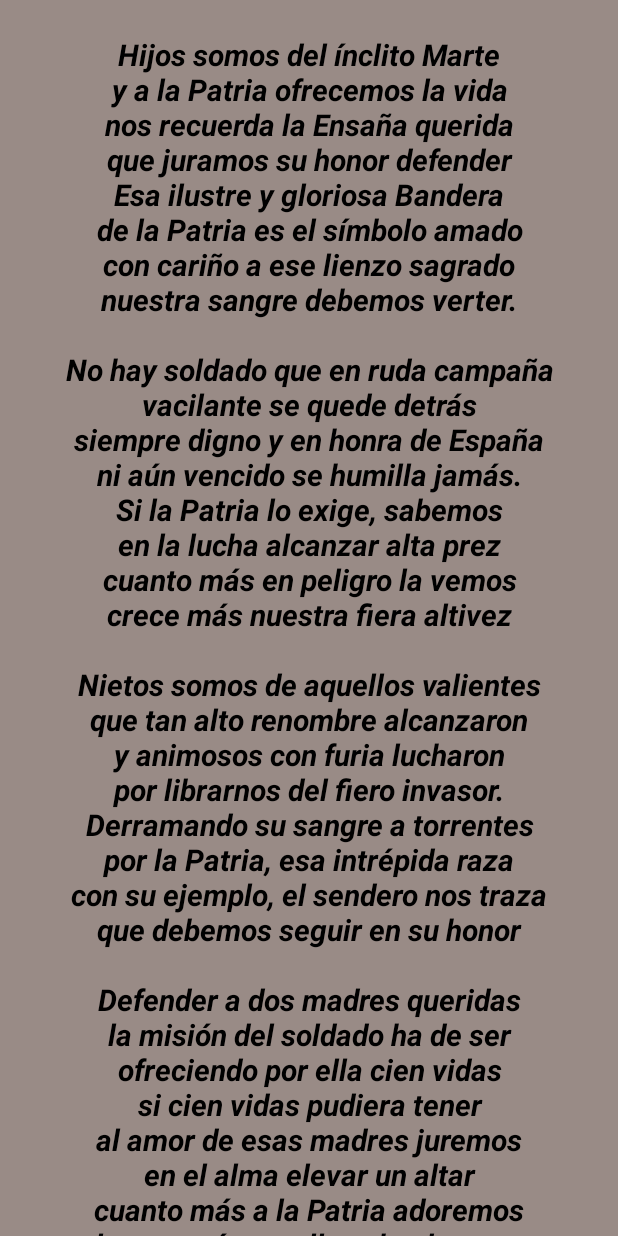
After one commit to NuwandaCreations/RegimientoInmemorialRey, an Android app built with Jetpack Compose: the composable AnthemScreen shown on its own in the app's theme, on a phone screen of 412 x 824 dp. The commit adds this screen. Run offline under Robolectric (Android 15) with nearby library versions, the phone set to English and light mode, and no system bars; our stand-ins replace Voyager; 1 statement that could not run was skipped.

Commit message:
MVVM implemented

```diff
--- a/composeApp/src/androidMain/AndroidManifest.xml
+++ b/composeApp/src/androidMain/AndroidManifest.xml
@@ -1,5 +1,6 @@
 <?xml version="1.0" encoding="utf-8"?>
 <manifest xmlns:android="http://schemas.android.com/apk/res/android">
+    <uses-permission android:name="android.permission.INTERNET"/>
 
     <application
         android:allowBackup="true"
--- a/composeApp/src/androidMain/kotlin/com/nuwandacreations/regimientoinmemorialreykmp/MainActivity.kt
+++ b/composeApp/src/androidMain/kotlin/com/nuwandacreations/regimientoinmemorialreykmp/MainActivity.kt
@@ -1,6 +1,6 @@
 package com.nuwandacreations.regimientoinmemorialreykmp
 
-import App
+import ui.App
 import android.os.Bundle
 import androidx.activity.ComponentActivity
 import androidx.activity.compose.setContent
--- /dev/null
+++ b/composeApp/src/commonMain/kotlin/core/UIInterface.kt
@@ -0,0 +1,14 @@
+package core
+
+import androidx.compose.foundation.layout.Spacer
+import androidx.compose.foundation.layout.height
+import androidx.compose.runtime.Composable
+import androidx.compose.ui.Modifier
+import androidx.compose.ui.unit.dp
+
+interface UIInterface {
+    @Composable
+    fun Spacer(size: Int) {
+        Spacer(Modifier.height(size.dp))
+    }
+}
--- /dev/null
+++ b/composeApp/src/commonMain/kotlin/data/repository.kt
@@ -0,0 +1,4 @@
+package data
+
+class repository {
+}
--- /dev/null
+++ b/composeApp/src/commonMain/kotlin/domain/useCases/GetDutiesUseCase.kt
@@ -0,0 +1,4 @@
+package domain.useCases
+
+class GetDutiesUseCase {
+}
--- a/composeApp/src/commonMain/kotlin/App.kt
+++ b/composeApp/src/commonMain/kotlin/ui/App.kt
@@ -1,9 +1,11 @@
+package ui
+
 import androidx.compose.material.MaterialTheme
 import androidx.compose.runtime.*
 import cafe.adriel.voyager.navigator.Navigator
 import cafe.adriel.voyager.transitions.FadeTransition
 import org.jetbrains.compose.ui.tooling.preview.Preview
-import screens.home.HomeScreen
+import ui.screens.home.HomeScreen
 
 @Composable
 @Preview
--- /dev/null
+++ b/composeApp/src/commonMain/kotlin/ui/screens/anthem/AnthemScreen.kt
@@ -0,0 +1,81 @@
+package ui.screens.anthem
+
+import androidx.compose.foundation.background
+import androidx.compose.foundation.layout.Column
+import androidx.compose.foundation.layout.fillMaxSize
+import androidx.compose.foundation.rememberScrollState
+import androidx.compose.foundation.verticalScroll
+import androidx.compose.material.Text
+import androidx.compose.runtime.Composable
+import androidx.compose.ui.Alignment
+import androidx.compose.ui.Modifier
+import androidx.compose.ui.graphics.Color
+import androidx.compose.ui.text.font.FontStyle
+import androidx.compose.ui.text.font.FontWeight
+import androidx.compose.ui.text.style.TextAlign
+import androidx.compose.ui.unit.sp
+import cafe.adriel.voyager.core.screen.Screen
+import core.UIInterface
+
+class AnthemScreen : Screen, UIInterface {
+    @Composable
+    override fun Content() {
+        Column (
+            Modifier.fillMaxSize().background(Color(0xFF998B86)).verticalScroll(rememberScrollState()),
+            horizontalAlignment = Alignment.CenterHorizontally,
+        ) {
+            Spacer(25)
+            Text(
+                "Hijos somos del ínclito Marte\n" +
+                        "y a la Patria ofrecemos la vida\n" +
+                        "nos recuerda la Ensaña querida\n" +
+                        "que juramos su honor defender\n" +
+                        "Esa ilustre y gloriosa Bandera\n" +
+                        "de la Patria es el símbolo amado\n" +
+                        "con cariño a ese lienzo sagrado\n" +
+                        "nuestra sangre debemos verter.\n" +
+                        "\n" +
+                        "No hay soldado que en ruda campaña\n" +
+                        "vacilante se quede detrás\n" +
+                        "siempre digno y en honra de España\n" +
+                        "ni aún vencido se humilla jamás.\n" +
+                        "Si la Patria lo exige, sabemos\n" +
+                        "en la lucha alcanzar alta prez\n" +
+                        "cuanto más en peligro la vemos\n" +
+                        "crece más nuestra fiera altivez\n" +
+                        "\n" +
+                        "Nietos somos de aquellos valientes\n" +
+                        "que tan alto renombre alcanzaron\n" +
+                        "y animosos con furia lucharon\n" +
+                        "por librarnos del fiero invasor.\n" +
+                        "Derramando su sangre a torrentes\n" +
+                        "por la Patria, esa intrépida raza\n" +
+                        "con su ejemplo, el sendero nos traza\n" +
+                        "que debemos seguir en su honor\n" +
+                        "\n" +
+                        "Defender a dos madres queridas\n" +
+                        "la misión del soldado ha de ser\n" +
+                        "ofreciendo por ella cien vidas\n" +
+                        "si cien vidas pudiera tener\n" +
+                        "al amor de esas madres juremos\n" +
+                        "en el alma elevar un altar\n" +
+                        "cuanto más a la Patria adoremos\n" +
+                        "la otra más orgullosa ha de estar\n" +
+                        "\n" +
+                        "Si hay quien dude Patria amada de tu historia\n" +
+                        "si hay quien sueñe mancillar tu eterna gloria\n" +
+                        "romperá el Inmemorial del Rey el fuego\n" +
+                        "y el ejército español te salvará.\n" +
+                        "\n" +
+                        "¡ Todo por la Patria !\n" +
+                        "¡ Todo por la Patria !\n" +
+                        "¡ Inmemorial del Rey !.",
+                textAlign = TextAlign.Center,
+                fontSize = 20.sp,
+                fontStyle = FontStyle.Italic,
+                fontWeight = FontWeight.Bold
+            )
+            Spacer(25)
+        }
+    }
+}
```
Also changed, not shown: composeApp/build.gradle.kts (+11 -1 lines), composeApp/src/commonMain/kotlin/data/network/FirebaseApiClient.kt (added, +12 -0 lines), composeApp/src/commonMain/kotlin/screens/duties/DutiesScreen.kt (deleted, +0 -16 lines), composeApp/src/commonMain/kotlin/ui/screens/duties/DutiesScreen.kt (added, +29 -0 lines), composeApp/src/commonMain/kotlin/ui/screens/duties/DutiesViewModel.kt (added, +17 -0 lines), composeApp/src/commonMain/kotlin/ui/screens/home/HomeScreen.kt (renamed from composeApp/src/commonMain/kotlin/screens/home/HomeScreen.kt, +7 -3 lines), gradle/libs.versions.toml (+12 -0 lines), 1 other file.
